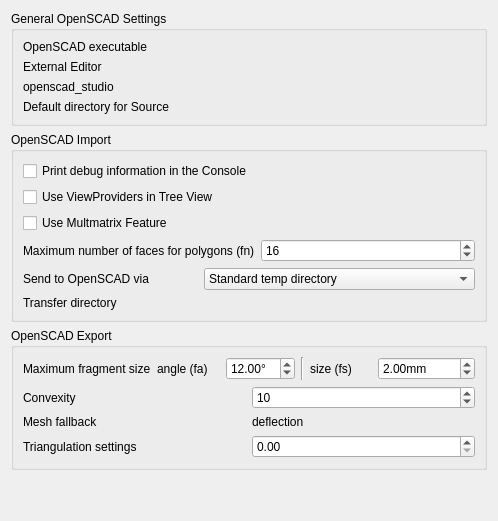
KeithSloan/OpenSCAD_Workbench, file freecad/OpenSCAD_Ext/Resources/ui/OpenSCAD_Ext_Preferences.ui: the form before one commit.
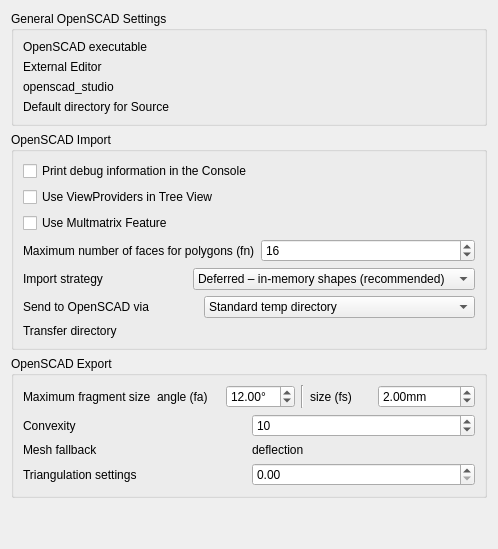
The form after the commit. Custom widgets are drawn as their Qt base class.

Commit message: Add ImportStrategy preference to route CSG/SCAD imports

Diff of the .ui file:
```diff
--- a/freecad/OpenSCAD_Ext/Resources/ui/OpenSCAD_Ext_Preferences.ui
+++ b/freecad/OpenSCAD_Ext/Resources/ui/OpenSCAD_Ext_Preferences.ui
@@ -218,6 +218,40 @@
         </item>
        </layout>
       </item>
+      <item>
+       <layout class="QHBoxLayout" name="horizontalLayout_import_strategy">
+        <item>
+         <widget class="QLabel" name="label_import_strategy">
+          <property name="toolTip">
+           <string>Choose how CSG/SCAD files are imported.
+Deferred (recommended): shapes are computed in-memory (OCCT) and inserted with a single document recompute — faster and more reliable.
+Parametric: creates Part::Fuse / Part::Cut document objects that remain editable but require multiple recompute passes.</string>
+          </property>
+          <property name="text">
+           <string>Import strategy</string>
+          </property>
+         </widget>
+        </item>
+        <item>
+         <widget class="Gui::PrefComboBox" name="guiprefcomboImportStrategy">
+          <property name="toolTip">
+           <string>Choose how CSG/SCAD files are imported.
+Deferred (recommended): shapes are computed in-memory (OCCT) and inserted with a single document recompute — faster and more reliable.
+Parametric: creates Part::Fuse / Part::Cut document objects that remain editable but require multiple recompute passes.</string>
+          </property>
+          <property name="prefEntry" stdset="0">
+           <cstring>ImportStrategy</cstring>
+          </property>
+          <property name="prefPath" stdset="0">
+           <cstring>Mod/OpenSCAD_Ext</cstring>
+          </property>
+          <item><property name="text"><string>Deferred – in-memory shapes (recommended)</string></property></item>
+          <item><property name="text"><string>Parametric – editable Part objects</string></property></item>
+         </widget>
+        </item>
+       </layout>
+      </item>
+
       <item>
        <layout class="QHBoxLayout" name="horizontalLayout_3">
         <item>
```
The commit also changes 4 other files.
